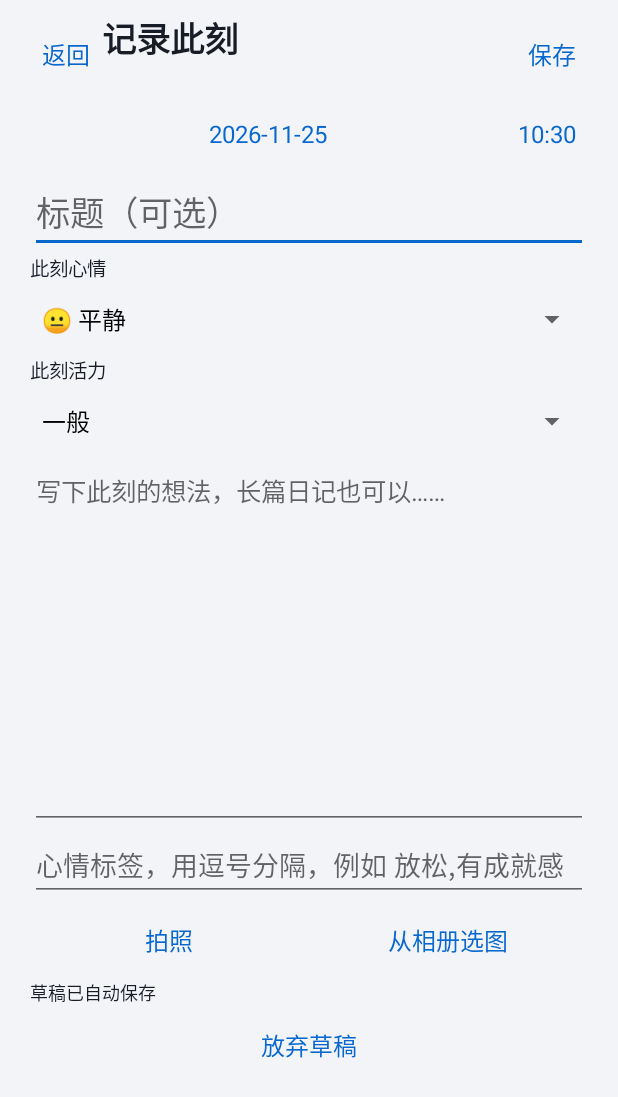
After one commit to hucw-11/xingqing3.0, an Android app: the MoodActivity screen opened directly, with no data from a screen before it, on a phone screen of 412 x 824 dp. The commit adds this screen. Shown: the top 1097 px of the screen. Run offline under Robolectric (Android 15) with nearby library versions, the phone set to English and light mode, and no system bars.

Commit message:
Add journal with photos, multi-label activities and recurring tasks

```diff
--- a/app/build.gradle
+++ b/app/build.gradle
@@ -6,14 +6,15 @@ android {
         applicationId 'cn.campus.schedule'
         minSdk 26
         targetSdk 34
-        versionCode 1
-        versionName '1.0.0'
+        versionCode 2
+        versionName '1.1.0'
         testInstrumentationRunner 'androidx.test.runner.AndroidJUnitRunner'
     }
     compileOptions { sourceCompatibility JavaVersion.VERSION_17; targetCompatibility JavaVersion.VERSION_17 }
     lint { abortOnError true }
 }
 dependencies {
+    implementation 'androidx.core:core:1.13.1'
     testImplementation 'junit:junit:4.13.2'
     androidTestImplementation 'androidx.test:runner:1.6.2'
     androidTestImplementation 'androidx.test.ext:junit:1.2.1'
--- a/app/src/main/AndroidManifest.xml
+++ b/app/src/main/AndroidManifest.xml
@@ -1,5 +1,9 @@
 <manifest xmlns:android="http://schemas.android.com/apk/res/android">
     <application android:theme="@style/AppTheme" android:label="同学日程" android:icon="@drawable/ic_launcher" android:allowBackup="true" android:supportsRtl="true">
+        <provider android:name="androidx.core.content.FileProvider" android:authorities="${applicationId}.photos" android:exported="false" android:grantUriPermissions="true">
+            <meta-data android:name="android.support.FILE_PROVIDER_PATHS" android:resource="@xml/photo_paths" />
+        </provider>
+        <activity android:name=".MoodActivity" android:exported="false" android:configChanges="orientation|screenSize|keyboardHidden" android:windowSoftInputMode="adjustResize" />
         <activity android:name=".MainActivity" android:exported="true" android:windowSoftInputMode="adjustResize">
             <intent-filter>
                 <action android:name="android.intent.action.MAIN" />
--- /dev/null
+++ b/app/src/main/java/cn/campus/schedule/MoodActivity.java
@@ -0,0 +1,73 @@
+package cn.campus.schedule;
+
+import android.app.*;
+import android.content.*;
+import android.graphics.*;
+import android.net.Uri;
+import android.os.*;
+import android.provider.MediaStore;
+import android.text.*;
+import android.view.*;
+import android.widget.*;
+import androidx.core.content.FileProvider;
+import org.json.*;
+import java.io.*;
+import java.time.*;
+import java.time.format.DateTimeFormatter;
+import java.util.*;
+
+/** Full-page journal editor. Drafts use separate keys and never overwrite a saved entry. */
+public class MoodActivity extends Activity {
+    public static final String[] MOODS={"😞 很差","🙁 低落","😐 平静","🙂 愉快","😄 很棒"};
+    public static final String[] ENERGY={"疲惫","偏低","一般","充沛","精力十足"};
+    SharedPreferences prefs;String id,key,pending="";JSONObject record;
+    EditText title,body,labels;Spinner mood,energy;LocalDate date;String time;LinearLayout photos;TextView dateButton,timeButton,status;
+    final List<String> images=new ArrayList<>();boolean ready=false,closed=false,importing=false;
+    final java.util.concurrent.ExecutorService io=java.util.concurrent.Executors.newSingleThreadExecutor();
+    int dp(int n){return (int)(n*getResources().getDisplayMetrics().density+.5f);}
+    TextView text(String value,int size){TextView v=new TextView(this);v.setText(value);v.setTextSize(size);v.setTextColor(0xff171c26);return v;}
+    LinearLayout col(){LinearLayout l=new LinearLayout(this);l.setOrientation(1);return l;}
+    TextView button(String value,Runnable action){TextView v=text(value,16);v.setTextColor(0xff0868ce);v.setPadding(dp(8),dp(14),dp(8),dp(14));v.setGravity(Gravity.CENTER);v.setOnClickListener(w->action.run());return v;}
+    void error(String message){Toast.makeText(this,message,Toast.LENGTH_LONG).show();}
+    static void put(JSONObject o,String k,Object v){AgendaFeatures.put(o,k,v);}
+    @Override public void onCreate(Bundle state){
+        super.onCreate(state);prefs=getSharedPreferences("MainActivity",0);id=getIntent().getStringExtra("id");key="draft:"+(id==null?"new":id);
+        try{
+            record=new JSONObject();JSONObject data=new JSONObject(prefs.getString("data","{}"));JSONArray moods=data.optJSONArray("moods");if(id!=null&&moods!=null)for(int i=0;i<moods.length();i++)if(moods.optJSONObject(i).optString("id").equals(id))record=AgendaFeatures.cloneJson(moods.optJSONObject(i));
+            if(id==null){put(record,"date",getIntent().getStringExtra("date"));put(record,"time",LocalTime.now().format(DateTimeFormatter.ofPattern("HH:mm")));put(record,"mood",2);put(record,"energy",2);put(record,"link",getIntent().getStringExtra("link"));put(record,"linkDate",getIntent().getStringExtra("linkDate"));put(record,"linkTitle",getIntent().getStringExtra("linkTitle"));}
+            String draft=prefs.getString(key,null);if(draft!=null&&(!getIntent().getBooleanExtra("fresh",false)||state!=null))record=new JSONObject(draft);
+            date=LocalDate.parse(record.optString("date",LocalDate.now().toString()));time=record.optString("time","12:00");images.addAll(AgendaFeatures.strings(record.optJSONArray("photos")));pending=prefs.getString("pendingCamera","");
+        }catch(Exception e){error("记录读取失败，原始数据已保留");finish();return;}
+        LinearLayout root=col();root.setPadding(dp(20),dp(8),dp(20),dp(12));root.setBackgroundColor(0xfff3f4f8);setContentView(root);
+        LinearLayout toolbar=new LinearLayout(this);toolbar.setGravity(Gravity.CENTER_VERTICAL);toolbar.addView(button("返回",this::finish));TextView heading=text(id==null?"记录此刻":"心情日记",23);heading.setTypeface(null,Typeface.BOLD);toolbar.addView(heading,new LinearLayout.LayoutParams(0,dp(56),1));toolbar.addView(button("保存",this::save));root.addView(toolbar);
+        ScrollView scroll=new ScrollView(this);LinearLayout content=col();scroll.addView(content);root.addView(scroll,new LinearLayout.LayoutParams(-1,0,1));
+        LinearLayout when=new LinearLayout(this);dateButton=button(date.toString(),()->new DatePickerDialog(this,(v,y,m,d)->{date=LocalDate.of(y,m+1,d);dateButton.setText(date.toString());draft();},date.getYear(),date.getMonthValue()-1,date.getDayOfMonth()).show());when.addView(dateButton,new LinearLayout.LayoutParams(0,-2,1));timeButton=button(time,()->new TimePickerDialog(this,(v,h,m)->{time=String.format(Locale.ROOT,"%02d:%02d",h,m);timeButton.setText(time);draft();},Integer.parseInt(time.substring(0,2)),Integer.parseInt(time.substring(3)),true).show());when.addView(timeButton);content.addView(when);
+        title=edit(content,"标题（可选）",record.optString("title"),false);title.setTextSize(23);
+        content.addView(text("此刻心情",13));mood=spinner(content,MOODS,record.optInt("mood",2));content.addView(text("此刻活力",13));energy=spinner(content,ENERGY,record.optInt("energy",2));
+        body=edit(content,"写下此刻的想法，长篇日记也可以……",record.optString("body"),true);body.setMinLines(9);body.setGravity(Gravity.TOP);body.setTextSize(17);body.setLineSpacing(dp(5),1);body.setHorizontallyScrolling(false);body.setInputType(android.text.InputType.TYPE_CLASS_TEXT|android.text.InputType.TYPE_TEXT_FLAG_MULTI_LINE|android.text.InputType.TYPE_TEXT_FLAG_CAP_SENTENCES);
+        labels=edit(content,"心情标签，用逗号分隔，例如 放松,有成就感",record.optString("labels"),false);
+        if(!record.optString("linkTitle").isEmpty())content.addView(text("关联活动 · "+record.optString("linkTitle"),14));
+        LinearLayout add=new LinearLayout(this);add.addView(button("拍照",()->photo(true)),new LinearLayout.LayoutParams(0,-2,1));add.addView(button("从相册选图",()->photo(false)),new LinearLayout.LayoutParams(0,-2,1));content.addView(add);photos=col();content.addView(photos);refreshPhotos();
+        status=text("草稿自动保存在本机",12);content.addView(status);content.addView(button("放弃草稿",()->new AlertDialog.Builder(this).setTitle("放弃未保存的修改？").setNegativeButton("继续写",null).setPositiveButton("放弃",(d,w)->{closed=true;prefs.edit().remove(key).commit();finish();}).show()));
+        if(id!=null)content.addView(button("删除这篇记录",()->new AlertDialog.Builder(this).setTitle("删除这篇心情日记？").setNegativeButton("取消",null).setPositiveButton("删除",(d,w)->{try{JSONObject data=new JSONObject(prefs.getString("data","{}"));JSONArray arr=new JSONArray(),old=data.optJSONArray("moods");for(int i=0;i<old.length();i++)if(!old.optJSONObject(i).optString("id").equals(id))arr.put(old.optJSONObject(i));put(data,"moods",arr);if(!prefs.edit().putString("data",data.toString()).remove(key).commit())throw new IOException();closed=true;finish();}catch(Exception e){error("删除失败，请重试");}}).show()));
+        TextWatcher watcher=new TextWatcher(){public void beforeTextChanged(CharSequence s,int p,int c,int n){}public void onTextChanged(CharSequence s,int p,int b,int c){draft();}public void afterTextChanged(Editable e){}};title.addTextChangedListener(watcher);body.addTextChangedListener(watcher);labels.addTextChangedListener(watcher);
+        AdapterView.OnItemSelectedListener listener=new AdapterView.OnItemSelectedListener(){public void onNothingSelected(AdapterView<?> p){}public void onItemSelected(AdapterView<?> p,View v,int i,long l){draft();}};mood.setOnItemSelectedListener(listener);energy.setOnItemSelectedListener(listener);ready=true;
+    }
+    EditText edit(LinearLayout parent,String hint,String value,boolean multi){EditText e=new EditText(this);e.setHint(hint);e.setContentDescription(hint);e.setText(value);e.setSingleLine(!multi);parent.addView(e,new LinearLayout.LayoutParams(-1,-2));return e;}
+    Spinner spinner(LinearLayout parent,String[] values,int selection){Spinner s=new Spinner(this);s.setAdapter(new ArrayAdapter<>(this,android.R.layout.simple_spinner_dropdown_item,values));s.setSelection(selection);parent.addView(s,new LinearLayout.LayoutParams(-1,dp(48)));return s;}
+    JSONObject snapshot(){JSONObject r=AgendaFeatures.cloneJson(record);put(r,"title",title.getText().toString());put(r,"body",body.getText().toString());put(r,"labels",labels.getText().toString());put(r,"mood",mood.getSelectedItemPosition());put(r,"energy",energy.getSelectedItemPosition());put(r,"date",date.toString());put(r,"time",time);put(r,"photos",new JSONArray(images));return r;}
+    void draft(){if(ready&&!closed){prefs.edit().putString(key,snapshot().toString()).apply();if(status!=null)status.setText("草稿已自动保存");}}
+    @Override protected void onPause(){super.onPause();if(ready&&!closed)prefs.edit().putString(key,snapshot().toString()).commit();}
+    void save(){if(importing){error("照片正在保存，请稍候");return;}JSONObject r=snapshot();if(r.optString("title").trim().isEmpty()&&r.optString("body").trim().isEmpty()&&images.isEmpty()){error("写一点文字或添加照片再保存吧");return;}try{JSONObject data=new JSONObject(prefs.getString("data","{}"));JSONArray old=data.optJSONArray("moods"),arr=new JSONArray();put(r,"id",id==null?UUID.randomUUID().toString():id);boolean found=false;if(old!=null)for(int i=0;i<old.length();i++){JSONObject item=old.optJSONObject(i);if(item.optString("id").equals(id)){arr.put(r);found=true;}else arr.put(item);}if(!found)arr.put(r);put(data,"moods",arr);if(!prefs.edit().putString("data",data.toString()).remove(key).commit())throw new IOException();closed=true;finish();}catch(Exception e){error("保存失败，草稿仍然保留");}}
+    void photo(boolean camera){if(images.size()>=9){error("每篇最多 9 张照片");return;}draft();try{if(camera){File dir=new File(getCacheDir(),"camera");if(!dir.exists()&&!dir.mkdirs())throw new IOException();File target=File.createTempFile("capture-",".jpg",dir);pending=target.getAbsolutePath();prefs.edit().putString("pendingCamera",pending).commit();Uri uri=FileProvider.getUriForFile(this,getPackageName()+".photos",target);Intent i=new Intent(MediaStore.ACTION_IMAGE_CAPTURE).putExtra(MediaStore.EXTRA_OUTPUT,uri).setClipData(ClipData.newRawUri("photo",uri)).addFlags(Intent.FLAG_GRANT_WRITE_URI_PERMISSION|Intent.FLAG_GRANT_READ_URI_PERMISSION);startActivityForResult(i,71);}else{Intent i=new Intent(Intent.ACTION_OPEN_DOCUMENT).setType("image/*").addCategory(Intent.CATEGORY_OPENABLE).putExtra(Intent.EXTRA_ALLOW_MULTIPLE,true);startActivityForResult(i,72);}}catch(Exception e){error(camera?"无法打开相机，请使用相册选图":"无法打开相册");}}
+    @Override protected void onActivityResult(int request,int result,Intent intent){super.onActivityResult(request,result,intent);if(result!=RESULT_OK)return;List<Uri> uris=new ArrayList<>();if(request==71){pending=prefs.getString("pendingCamera",pending);if(!pending.isEmpty())uris.add(Uri.fromFile(new File(pending)));}else if(request==72&&intent!=null){if(intent.getClipData()!=null)for(int i=0;i<intent.getClipData().getItemCount();i++)uris.add(intent.getClipData().getItemAt(i).getUri());else if(intent.getData()!=null)uris.add(intent.getData());}if(uris.isEmpty())return;int slots=9-images.size();if(uris.size()>slots)error("仅保留前 "+slots+" 张照片");importing=true;io.execute(()->{List<String> added=new ArrayList<>();for(Uri uri:uris.subList(0,Math.min(slots,uris.size())))try{added.add(importPhoto(uri));}catch(Exception|OutOfMemoryError e){runOnUiThread(()->error("部分照片无法读取，请选择其他图片"));}runOnUiThread(()->{images.addAll(added);importing=false;prefs.edit().remove("pendingCamera").apply();refreshPhotos();draft();});});}
+    String importPhoto(Uri uri)throws Exception{
+        File dir=new File(getFilesDir(),"photos");if(!dir.exists()&&!dir.mkdirs())throw new IOException();File temp=File.createTempFile("import-",".tmp",getCacheDir());
+        try{try(InputStream input=getContentResolver().openInputStream(uri);OutputStream out=new FileOutputStream(temp)){if(input==null)throw new IOException();byte[] b=new byte[8192];int n,total=0;while((n=input.read(b))!=-1){total+=n;if(total>40*1024*1024)throw new IOException("too large");out.write(b,0,n);}}
+            Bitmap bitmap=thumbnail(temp,2048);if(bitmap==null)throw new IOException();try{android.media.ExifInterface exif=new android.media.ExifInterface(temp.getAbsolutePath());int orientation=exif.getAttributeInt(android.media.ExifInterface.TAG_ORIENTATION,1);Matrix matrix=new Matrix();switch(orientation){case 2:matrix.setScale(-1,1);break;case 3:matrix.setRotate(180);break;case 4:matrix.setScale(1,-1);break;case 5:matrix.setRotate(90);matrix.postScale(-1,1);break;case 6:matrix.setRotate(90);break;case 7:matrix.setRotate(270);matrix.postScale(-1,1);break;case 8:matrix.setRotate(270);break;default:break;}if(!matrix.isIdentity()){Bitmap rotated=Bitmap.createBitmap(bitmap,0,0,bitmap.getWidth(),bitmap.getHeight(),matrix,true);if(rotated!=bitmap)bitmap.recycle();bitmap=rotated;}}catch(IOException ignored){}
+            String name=UUID.randomUUID()+".jpg";try(OutputStream out=new FileOutputStream(new File(dir,name))){if(!bitmap.compress(Bitmap.CompressFormat.JPEG,90,out))throw new IOException();}finally{bitmap.recycle();}return name;
+        }finally{if(!temp.delete())temp.deleteOnExit();}
+    }
+    public static Bitmap thumbnail(File file,int size){BitmapFactory.Options o=new BitmapFactory.Options();o.inJustDecodeBounds=true;BitmapFactory.decodeFile(file.getAbsolutePath(),o);o.inSampleSize=1;while(Math.max(o.outWidth,o.outHeight)/o.inSampleSize>size)o.inSampleSize*=2;o.inJustDecodeBounds=false;return BitmapFactory.decodeFile(file.getAbsolutePath(),o);}
+    void refreshPhotos(){photos.removeAllViews();for(String name:new ArrayList<>(images)){LinearLayout card=col();ImageView image=new ImageView(this);image.setScaleType(ImageView.ScaleType.CENTER_CROP);image.setImageBitmap(thumbnail(new File(getFilesDir(),"photos/"+name),600));card.addView(image,new LinearLayout.LayoutParams(-1,dp(180)));image.setOnClickListener(v->{ImageView full=new ImageView(this);full.setAdjustViewBounds(true);full.setImageBitmap(thumbnail(new File(getFilesDir(),"photos/"+name),2048));new AlertDialog.Builder(this).setView(full).setPositiveButton("关闭",null).show();});card.addView(button("移除此照片",()->{images.remove(name);refreshPhotos();draft();}));photos.addView(card);}}
+}
--- /dev/null
+++ b/app/src/main/res/xml/photo_paths.xml
@@ -0,0 +1,3 @@
+<paths xmlns:android="http://schemas.android.com/apk/res/android">
+    <cache-path name="camera" path="camera/" />
+</paths>
```
Also changed, not shown: app/src/main/java/cn/campus/schedule/AgendaFeatures.java (added, +117 -0 lines), app/src/main/java/cn/campus/schedule/MainActivity.java (+58 -58 lines), app/src/main/java/cn/campus/schedule/RepeatRule.java (added, +30 -0 lines), 1 other file.
